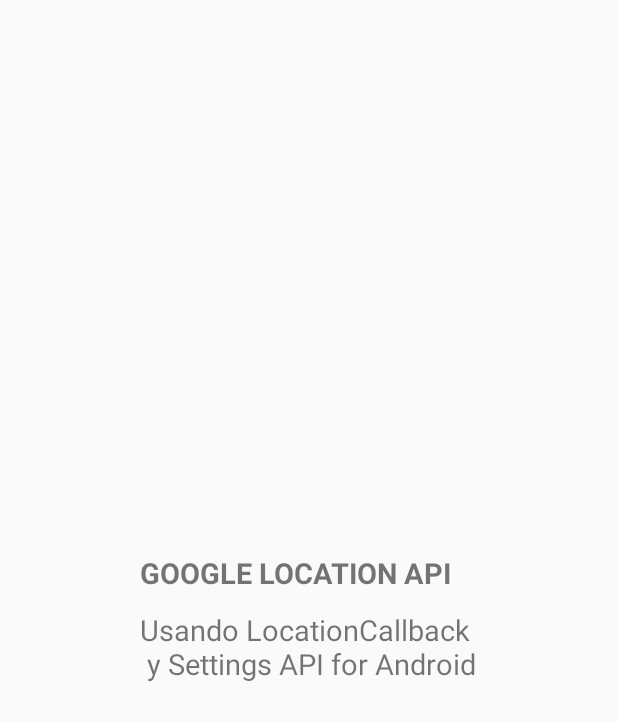
After one commit to jmarkstar/CursoAndroidIntermedio, an Android app: the layout activity_google_location_api_2.xml on its own in the app's theme, with its tools: preview values and no code run, on a phone screen of 412 x 824 dp. The commit adds this screen. Shown: the top 721 px of the screen. Run offline under Robolectric (Android 15) with nearby library versions, the phone set to English and light mode, and no system bars.

Commit message:
Add LocationCallback and Settings Api for Android.

```diff
--- a/s1_gps_maps/src/main/AndroidManifest.xml
+++ b/s1_gps_maps/src/main/AndroidManifest.xml
@@ -27,8 +27,9 @@
             </intent-filter>
         </activity>
         <activity android:name=".GoogleLocationApiActivity" />
+        <activity android:name=".GoogleLocationApi2Activity" />
         <activity android:name=".MapsActivity" />
-        <activity android:name=".MapsWithLocationActivity"></activity>
+        <activity android:name=".MapsWithLocationActivity"/>
     </application>
 
 </manifest>
--- /dev/null
+++ b/s1_gps_maps/src/main/res/layout/activity_google_location_api_2.xml
@@ -0,0 +1,56 @@
+<?xml version="1.0" encoding="utf-8"?>
+<RelativeLayout xmlns:android="http://schemas.android.com/apk/res/android"
+    xmlns:app="http://schemas.android.com/apk/res-auto"
+    xmlns:tools="http://schemas.android.com/tools"
+    android:layout_width="match_parent"
+    android:layout_height="match_parent"
+    tools:context="com.jmarkstar.sesion1.GoogleLocationApi2Activity">
+
+    <LinearLayout android:id="@+id/ll_descripcion"
+        android:orientation="vertical"
+        android:layout_centerInParent="true"
+        android:layout_width="wrap_content"
+        android:layout_height="wrap_content">
+
+        <TextView
+            android:text="GOOGLE LOCATION API"
+            android:textSize="19sp"
+            android:textStyle="bold"
+            android:layout_width="wrap_content"
+            android:layout_height="wrap_content" />
+
+        <TextView
+            android:layout_marginTop="12dp"
+            android:text="Usando LocationCallback \n y Settings API for Android"
+            android:textSize="19sp"
+            android:layout_width="wrap_content"
+            android:layout_height="wrap_content" />
+
+    </LinearLayout>
+
+    <LinearLayout android:id="@+id/ll_mensaje_error"
+        android:visibility="gone"
+        android:orientation="vertical"
+        android:layout_centerInParent="true"
+        android:gravity="center_horizontal"
+        android:layout_width="wrap_content"
+        android:layout_height="wrap_content">
+
+        <TextView
+            android:layout_marginTop="12dp"
+            android:gravity="center"
+            android:text="@string/gps_activar_mensaje_error"
+            android:textColor="#f44336"
+            android:textSize="19sp"
+            android:layout_width="wrap_content"
+            android:layout_height="wrap_content" />
+
+        <Button android:id="@+id/btn_activar"
+            android:layout_marginTop="12dp"
+            android:text="ACTIVAR"
+            android:layout_width="wrap_content"
+            android:layout_height="wrap_content" />
+
+    </LinearLayout>
+
+</RelativeLayout>
--- a/s1_gps_maps/src/main/res/values/strings.xml
+++ b/s1_gps_maps/src/main/res/values/strings.xml
@@ -4,5 +4,8 @@
     <string name="google_error_conexion">Ocurrió un error al conectar Google Api Client</string>
     <string name="current_position_text">Mi Posición Actual</string>
     <string name="selected_marker_text">Usted Seleccionó %1$s</string>
-    <string name="lat_long">Ultima localización: Latitude: %1$d , Longitude: %2$d</string>
+    <string name="gps_dialog_descripcion">Es necesario que el GPS esté activado, por favor diríjase a las configuraciones y activelo.</string>
+    <string name="gps_dialog_titulo">GPS ES OBLIGATORIO</string>
+    <string name="gps_dialog_boton">Ir a Configuración</string>
+    <string name="gps_activar_mensaje_error">Es necesario activar el GPS, por favor activelo para   que el APP funcione correctamente.</string>
 </resources>
```
Also changed, not shown: s1_gps_maps/src/main/java/com/jmarkstar/sesion1/GoogleLocationApi2Activity.java (added, +269 -0 lines), s1_gps_maps/src/main/java/com/jmarkstar/sesion1/GoogleLocationApiActivity.java (+5 -5 lines), s1_gps_maps/src/main/java/com/jmarkstar/sesion1/MainActivity.java (+6 -1 lines), s1_gps_maps/src/main/res/layout/activity_google_location_api.xml (+11 -2 lines), s1_gps_maps/src/main/res/layout/activity_main.xml (+7 -2 lines).
